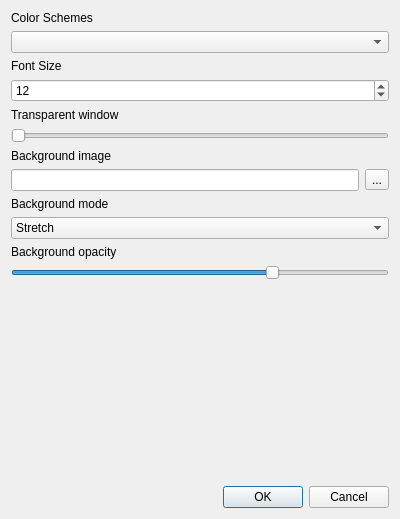
Old version of the form src/globaloptions.ui in the repository QQxiaoming/quardCRT.
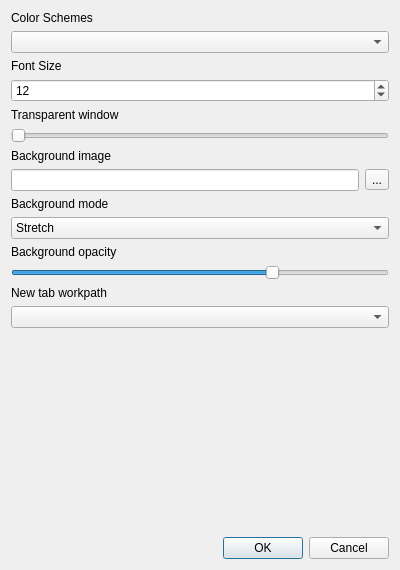
New version of the form.

What changed in the file:
```diff
--- a/src/globaloptions.ui
+++ b/src/globaloptions.ui
@@ -7,7 +7,7 @@
     <x>0</x>
     <y>0</y>
     <width>400</width>
-    <height>519</height>
+    <height>570</height>
    </rect>
   </property>
   <property name="windowTitle">
@@ -149,6 +149,16 @@
      </property>
     </widget>
    </item>
+   <item>
+    <widget class="QLabel" name="label_7">
+     <property name="text">
+      <string>New tab workpath</string>
+     </property>
+    </widget>
+   </item>
+   <item>
+    <widget class="QComboBox" name="comboBoxNewTabWorkPath"/>
+   </item>
    <item>
     <spacer name="verticalSpacer">
      <property name="orientation">
```
Lines whose indentation alone changed are shown as unchanged.
